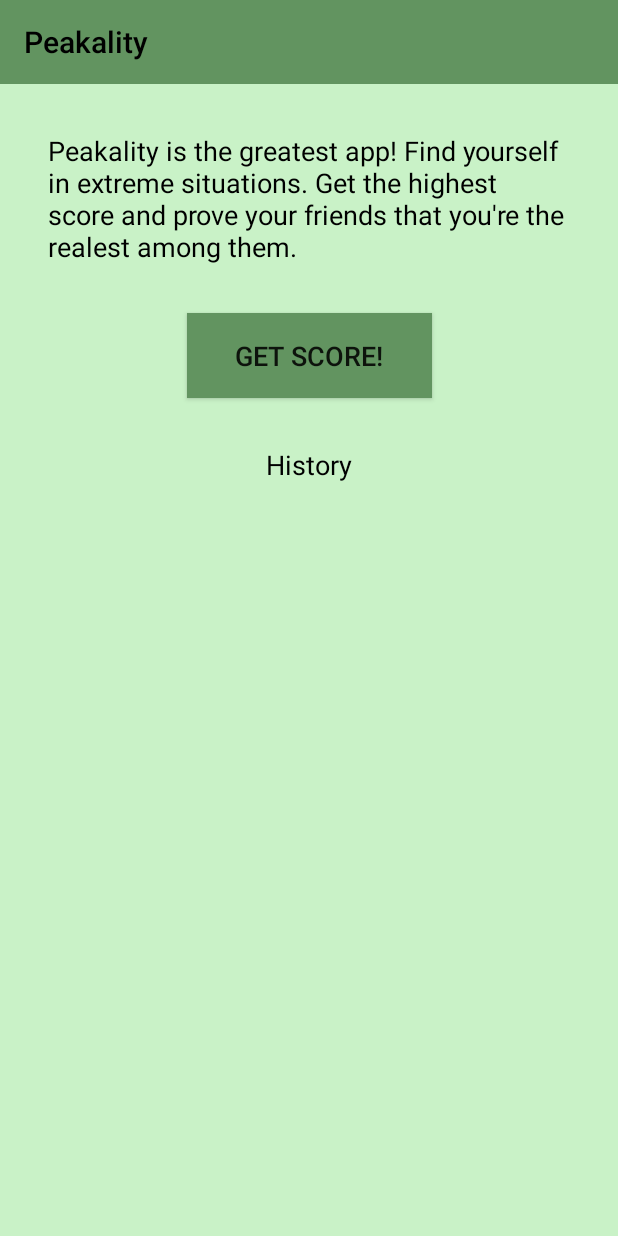
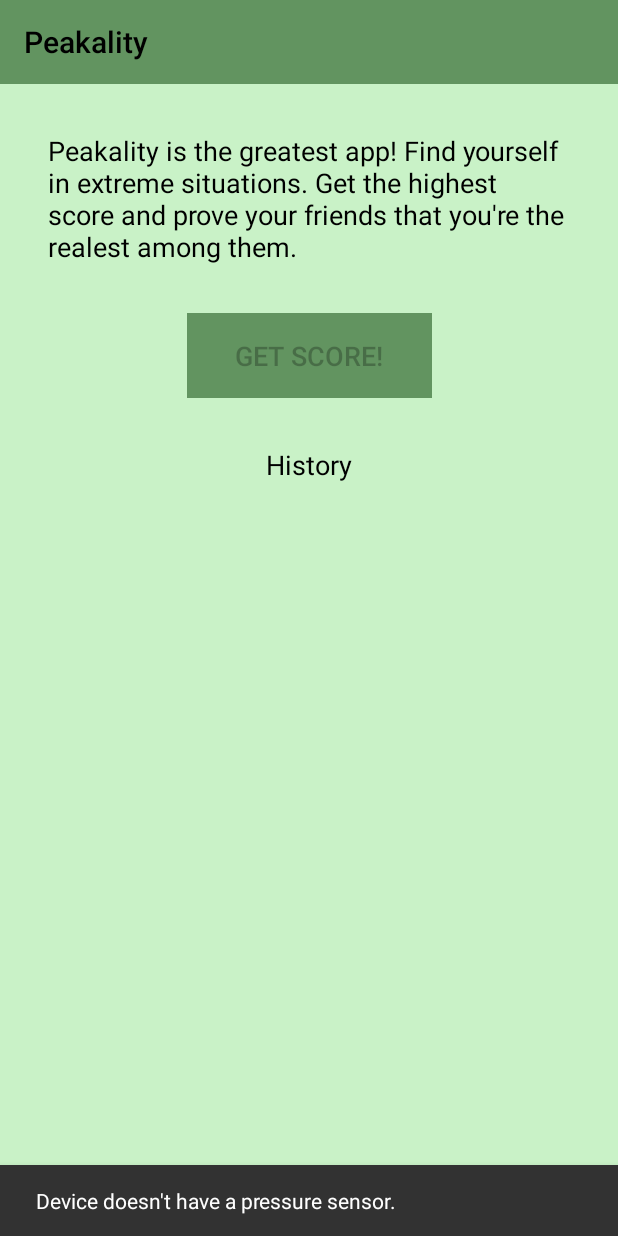
Before and after one commit to SirSoySauce/peakality, an Android app: the screen it shows after launch (StartActivity), on a phone screen of 412 x 824 dp. Run offline under Robolectric (Android 15) with nearby library versions, the phone set to English and light mode, and no system bars; our stand-ins replace Room's generated code, RxJava; libraries missing offline, so code that uses them is left out: net.aksingh.owmjapis; 4 statements that could not run were skipped.

Commit message:
Added pressure sensor error handling

```diff
--- a/app/src/main/java/ch/zli/peakality/activity/StartActivity.java
+++ b/app/src/main/java/ch/zli/peakality/activity/StartActivity.java
@@ -97,7 +97,10 @@ public class StartActivity extends Activity {
 
         sensorManager = (SensorManager) getSystemService(Context.SENSOR_SERVICE);
         pressureSensor = sensorManager.getDefaultSensor(Sensor.TYPE_PRESSURE);
-        // TODO: Handle case if mobile has no sensor
+        if (pressureSensor == null) {
+            generateScoreButton.setEnabled(false);
+            showSnackbar(R.string.error_pressure_sensor);
+        }
         sensorEventListener = pressureSensorEventListener();
 
         // Check if the app is allowed to access the location.
@@ -220,10 +223,8 @@ public class StartActivity extends Activity {
     /**
      * Shows a snack bar to notify the user that the application is missing the location permission.
      *
-     * @param mainTextStringId
-     *  The id for the string resource for the Snackbar text.
-     * @param listener
-     *  The listener associated with the Snackbar action.
+     * @param mainTextStringId The id for the string resource for the Snackbar text.
+     * @param listener         The listener associated with the Snackbar action.
      */
     private void showSnackbar(final int mainTextStringId, View.OnClickListener listener) {
         // Create a snack bar.
--- a/app/src/main/java/ch/zli/peakality/service/OpenWeatherMapService.java
+++ b/app/src/main/java/ch/zli/peakality/service/OpenWeatherMapService.java
@@ -10,7 +10,7 @@ import io.reactivex.Observable;
 
 public class OpenWeatherMapService {
 
-    private static final String API_KEY = ""; // Insert your API key
+    private static final String API_KEY = "394a95286b059e9d07b48a431fa24aaa"; // Insert your API key
     private final OWM owm;
 
     public OpenWeatherMapService() {
--- a/app/src/main/res/values/strings.xml
+++ b/app/src/main/res/values/strings.xml
@@ -26,4 +26,5 @@
     <string name="permission_rationale">Location permission is needed for core functionality</string>
 
     <string name="error_weather_api">Can\'t connect to weather API.</string>
+    <string name="error_pressure_sensor">Device doesn\'t have a pressure sensor.</string>
 </resources>
```
